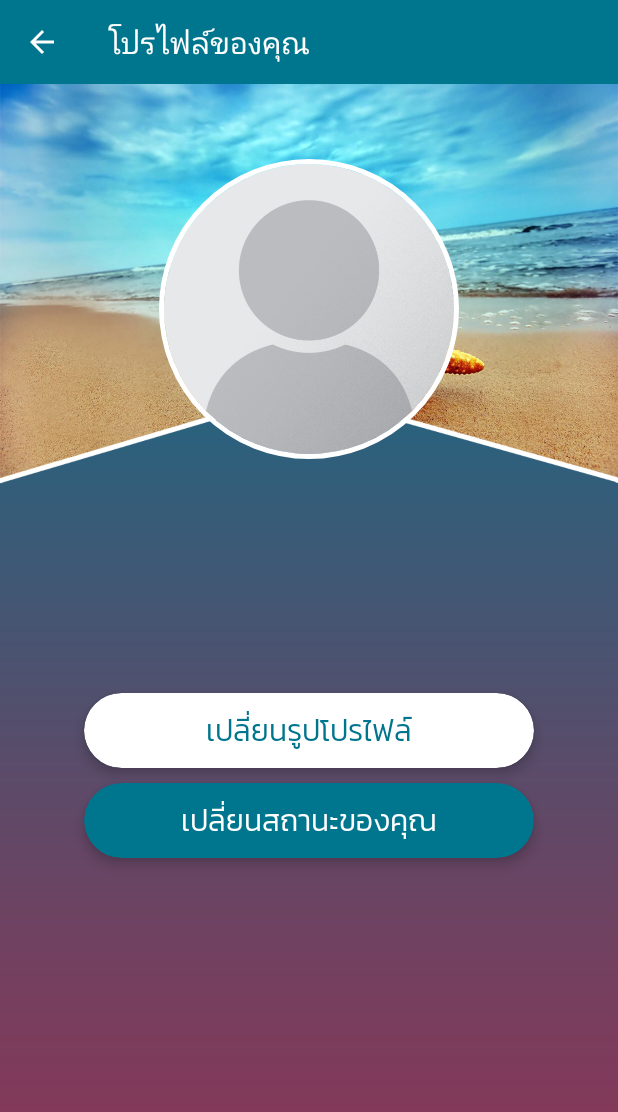
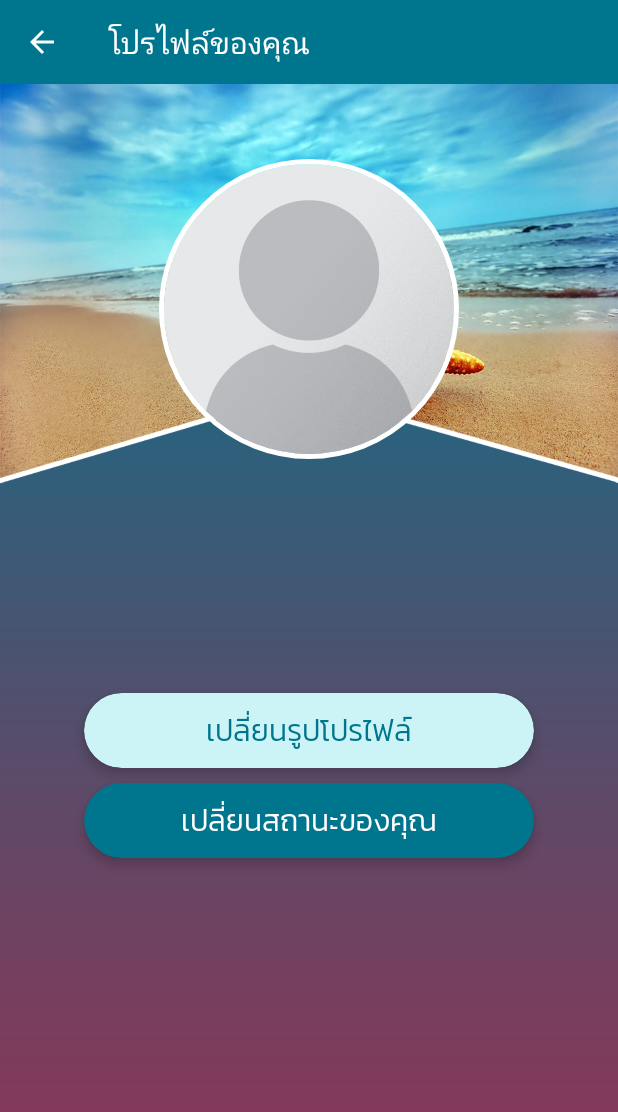
Before and after one commit to iitoey/HANA, an Android app: the SettingActivity screen opened directly, with no data from a screen before it, on a phone screen of 412 x 824 dp. Shown: the top 1112 px of the screen. Run offline under Robolectric (Android 15) with nearby library versions, the phone set to English and light mode, and no system bars; our stand-ins replace CircleImageView, Firebase (no records; nobody signed in at launch, a user with empty details on screens opened directly), Picasso; libraries missing offline, so code that uses them is left out: com.theartofdev.edmodo, id.zelory.compressor; Roboto replaces fonts that are not available here; 5 statements that could not run were skipped.

Commit message:
update 1.0.1

```diff
--- a/app/src/main/res/layout/activity_setting.xml
+++ b/app/src/main/res/layout/activity_setting.xml
@@ -57,7 +57,7 @@
         android:layout_below="@+id/setting_userStatus"
         android:layout_centerHorizontal="true"
         android:layout_marginTop="50dp"
-        app:cardBackgroundColor="?android:attr/colorForeground"
+        app:cardBackgroundColor="?attr/colorPrimary"
         app:cardCornerRadius="25dp"
         app:cardElevation="5dp"
         app:contentPadding="5dp">
--- a/app/src/main/res/layout/activity_start_page_activity.xml
+++ b/app/src/main/res/layout/activity_start_page_activity.xml
@@ -15,7 +15,7 @@
         android:layout_alignBottom="@+id/new_account"
         android:layout_centerHorizontal="true"
         android:layout_marginBottom="65dp"
-        app:cardBackgroundColor="?android:attr/colorForeground"
+        app:cardBackgroundColor="?attr/colorPrimary"
         app:cardCornerRadius="25dp"
         app:cardElevation="5dp"
         app:contentPadding="10dp">
```
